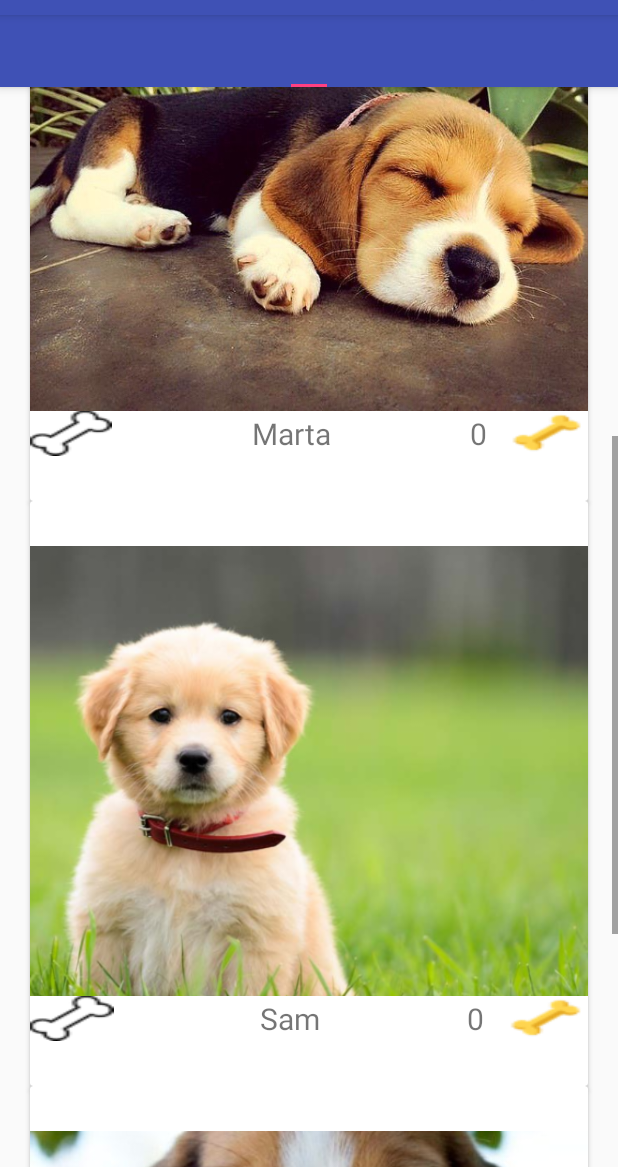
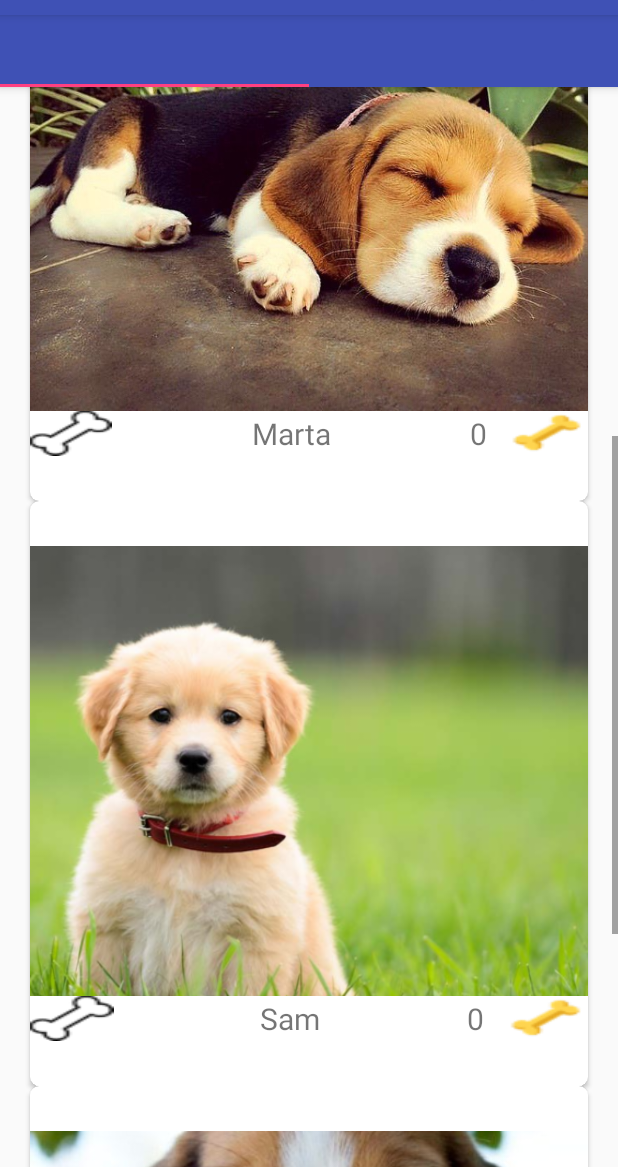
Before and after one commit to hugounavez/PetagramRecyclerView, an Android app: the screen it shows after launch (MainActivity), scrolled down 504 dp, on a phone screen of 412 x 824 dp, the part 69-1236 px from its top. Run offline under Robolectric (Android 15) with nearby library versions, the phone set to English and light mode, and no system bars.

```diff
--- a/app/src/main/java/com/example/macuser/petagramrecyclerview/actitivies/ContactActivity.java
+++ b/app/src/main/java/com/example/macuser/petagramrecyclerview/actitivies/ContactActivity.java
@@ -39,8 +39,6 @@ public class ContactActivity extends AppCompatActivity {
     Session session = null;
     ProgressDialog pdialog = null;
     Context context = null;
-    EditText reciep, sub, msg;
-    String rec, subject, textMessage;
 
     @Override
     protected void onCreate(Bundle savedInstanceState) {
--- a/app/src/main/java/com/example/macuser/petagramrecyclerview/actitivies/MainActivity.java
+++ b/app/src/main/java/com/example/macuser/petagramrecyclerview/actitivies/MainActivity.java
@@ -11,7 +11,8 @@ import android.view.Menu;
 import android.view.MenuItem;
 import android.view.View;
 import com.example.macuser.petagramrecyclerview.R;
-import com.example.macuser.petagramrecyclerview.RecyclerViewFragment;
+import com.example.macuser.petagramrecyclerview.fragments.ProfileFragmet;
+import com.example.macuser.petagramrecyclerview.fragments.RecyclerViewFragment;
 import com.example.macuser.petagramrecyclerview.models.Pet;
 import com.example.macuser.petagramrecyclerview.models.Pets;
 
--- /dev/null
+++ b/app/src/main/java/com/example/macuser/petagramrecyclerview/adapters/ProfileAdapter.java
@@ -0,0 +1,59 @@
+package com.example.macuser.petagramrecyclerview.adapters;
+
+import android.support.v7.widget.RecyclerView;
+import android.view.LayoutInflater;
+import android.view.View;
+import android.view.ViewGroup;
+import android.widget.ImageView;
+import android.widget.TextView;
+
+import com.example.macuser.petagramrecyclerview.R;
+import com.example.macuser.petagramrecyclerview.models.Pet;
+
+import java.util.ArrayList;
+
+/**
+ * Created by macuser on 12/7/17.
+ */
+
+public class ProfileAdapter extends RecyclerView.Adapter<ProfileAdapter.ProfileAdapterViewHolder>{
+
+    ArrayList<Pet> pets;
+
+    public ProfileAdapter(ArrayList<Pet> pets){
+        this.pets = pets;
+    }
+
+    @Override
+    public ProfileAdapterViewHolder onCreateViewHolder(ViewGroup parent, int viewType) {
+        View v = LayoutInflater.from(parent.getContext()).inflate(R.layout.profile_mini_card_layout, parent, false);
+        return new ProfileAdapter.ProfileAdapterViewHolder(v);
+    }
+
+    @Override
+    public void onBindViewHolder(ProfileAdapterViewHolder holder, int position) {
+        Pet pet = pets.get(position);
+        holder.petPicture.setImageResource(pet.getPicture());
+        holder.numberLikes.setText(String.valueOf(pet.getRating()));
+
+    }
+
+    @Override
+    public int getItemCount() {
+        return pets.size();
+    }
+
+    public static class ProfileAdapterViewHolder extends RecyclerView.ViewHolder{
+        private TextView numberLikes;
+        private ImageView petPicture;
+
+        public ProfileAdapterViewHolder(View itemView) {
+            super(itemView);
+
+            numberLikes = (TextView) itemView.findViewById(R.id.tvNumberLikesProfile);
+            petPicture = (ImageView) itemView.findViewById(R.id.imagPicUser);
+
+
+        }
+    }
+}
--- /dev/null
+++ b/app/src/main/java/com/example/macuser/petagramrecyclerview/fragments/ProfileFragmet.java
@@ -0,0 +1,154 @@
+package com.example.macuser.petagramrecyclerview.fragments;
+
+import android.content.Context;
+import android.net.Uri;
+import android.os.Bundle;
+import android.support.v4.app.Fragment;
+import android.support.v7.widget.GridLayoutManager;
+import android.support.v7.widget.LinearLayoutManager;
+import android.support.v7.widget.RecyclerView;
+import android.view.LayoutInflater;
+import android.view.View;
+import android.view.ViewGroup;
+
+import com.example.macuser.petagramrecyclerview.R;
+import com.example.macuser.petagramrecyclerview.adapters.PetAdapter;
+import com.example.macuser.petagramrecyclerview.adapters.ProfileAdapter;
+import com.example.macuser.petagramrecyclerview.models.Pet;
+import com.example.macuser.petagramrecyclerview.models.Pets;
+
+import java.util.ArrayList;
+
+/**
+ * A simple {@link Fragment} subclass.
+ * Activities that contain this fragment must implement the
+ * {@link ProfileFragmet.OnFragmentInteractionListener} interface
+ * to handle interaction events.
+ * Use the {@link ProfileFragmet#newInstance} factory method to
+ * create an instance of this fragment.
+ */
+
+public class ProfileFragmet extends Fragment {
+    // TODO: Rename parameter arguments, choose names that match
+    // the fragment initialization parameters, e.g. ARG_ITEM_NUMBER
+    private static final String ARG_PARAM1 = "param1";
+    private static final String ARG_PARAM2 = "param2";
+
+    private RecyclerView recyclerView;
+
+    private Pets pets;
+
+    // TODO: Rename and change types of parameters
+    private String mParam1;
+    private String mParam2;
+
+    private OnFragmentInteractionListener mListener;
+
+    public ProfileFragmet() {
+        // Required empty public constructor
+    }
+
+    /**
+     * Use this factory method to create a new instance of
+     * this fragment using the provided parameters.
+     *
+     * @param param1 Parameter 1.
+     * @param param2 Parameter 2.
+     * @return A new instance of fragment ProfileFragmet.
+     */
+    // TODO: Rename and change types and number of parameters
+    public static ProfileFragmet newInstance(String param1, String param2) {
+        ProfileFragmet fragment = new ProfileFragmet();
+        Bundle args = new Bundle();
+        args.putString(ARG_PARAM1, param1);
+        args.putString(ARG_PARAM2, param2);
+        fragment.setArguments(args);
+        return fragment;
+    }
+
+    @Override
+    public void onCreate(Bundle savedInstanceState) {
+        super.onCreate(savedInstanceState);
+        if (getArguments() != null) {
+            mParam1 = getArguments().getString(ARG_PARAM1);
+            mParam2 = getArguments().getString(ARG_PARAM2);
+        }
+    }
+
+    @Override
+    public View onCreateView(LayoutInflater inflater, ViewGroup container,
+                             Bundle savedInstanceState) {
+        // Inflate the layout for this fragment
+        this.petsInitialization();
+        View view = inflater.inflate(R.layout.fragment_profile_fragmet, container, false);
+        this.adapterInitialization(view);
+        return view;
+    }
+
+
+    void adapterInitialization(View v){
+
+        recyclerView = (RecyclerView) v.findViewById(R.id.recycler_view_profile);
+
+        GridLayoutManager llm = new GridLayoutManager(getActivity(), 2);
+        llm.setOrientation(LinearLayoutManager.VERTICAL);
+
+        final ProfileAdapter profileAdapter = new ProfileAdapter(pets.getPets());
+
+        recyclerView.setAdapter(profileAdapter);
+        recyclerView.setLayoutManager(llm);
+
+    }
+
+
+    // TODO: Rename method, update argument and hook method into UI event
+    public void onButtonPressed(Uri uri) {
+        if (mListener != null) {
+            mListener.onFragmentInteraction(uri);
+        }
+    }
+
+    @Override
+    public void onAttach(Context context) {
+        super.onAttach(context);
+        if (context instanceof OnFragmentInteractionListener) {
+            mListener = (OnFragmentInteractionListener) context;
+        } else {
+            throw new RuntimeException(context.toString()
+                    + " must implement OnFragmentInteractionListener");
+        }
+    }
+
+    @Override
+    public void onDetach() {
+        super.onDetach();
+        mListener = null;
+    }
+
+    /**
+     * This interface must be implemented by activities that contain this
+     * fragment to allow an interaction in this fragment to be communicated
+     * to the activity and potentially other fragments contained in that
+     * activity.
+     * <p>
+     * See the Android Training lesson <a href=
+     * "http://developer.android.com/training/basics/fragments/communicating.html"
+     * >Communicating with Other Fragments</a> for more information.
+     */
+    public interface OnFragmentInteractionListener {
+        // TODO: Update argument type and name
+        void onFragmentInteraction(Uri uri);
+    }
+
+    void petsInitialization(){
+        ArrayList<Pet> temporalPets = new ArrayList<Pet>();
+        temporalPets.add(new Pet("Tony", R.drawable.puppy2, 0));
+        temporalPets.add(new Pet("Marta", R.drawable.puppybeagle, 0));
+        temporalPets.add(new Pet("Sam", R.drawable.puppygolden, 0));
+        temporalPets.add(new Pet("Bob", R.drawable.puppyhood, 0));
+
+        this.pets = new Pets(temporalPets);
+
+    }
+
+}
--- a/app/src/main/java/com/example/macuser/petagramrecyclerview/fragments/RecyclerViewFragment.java
+++ b/app/src/main/java/com/example/macuser/petagramrecyclerview/fragments/RecyclerViewFragment.java
@@ -1,4 +1,4 @@
-package com.example.macuser.petagramrecyclerview;
+package com.example.macuser.petagramrecyclerview.fragments;
 
 import android.app.Activity;
 import android.content.Context;
@@ -11,6 +11,7 @@ import android.view.LayoutInflater;
 import android.view.View;
 import android.view.ViewGroup;
 
+import com.example.macuser.petagramrecyclerview.R;
 import com.example.macuser.petagramrecyclerview.adapters.PetAdapter;
 import com.example.macuser.petagramrecyclerview.models.Pet;
 import com.example.macuser.petagramrecyclerview.models.Pets;
--- a/app/src/main/res/layout/pet_card_layout.xml
+++ b/app/src/main/res/layout/pet_card_layout.xml
@@ -1,10 +1,13 @@
 <?xml version="1.0" encoding="utf-8"?>
 <android.support.v7.widget.CardView xmlns:android="http://schemas.android.com/apk/res/android"
+    xmlns:app="http://schemas.android.com/apk/res-auto"
     android:id="@+id/cvPet"
     android:layout_width="match_parent"
     android:layout_marginLeft="20dp"
     android:layout_marginRight="20dp"
     android:layout_height="wrap_content"
+    android:layout_gravity="center"
+    app:cardCornerRadius="6dp"
     android:background="@color/cardview_dark_background">
 
     <LinearLayout
```
Also changed, not shown: app/src/main/res/layout/fragment_profile_fragmet.xml (+15 -10 lines), app/src/main/res/layout/profile_mini_card_layout.xml (+42 -1 lines).
